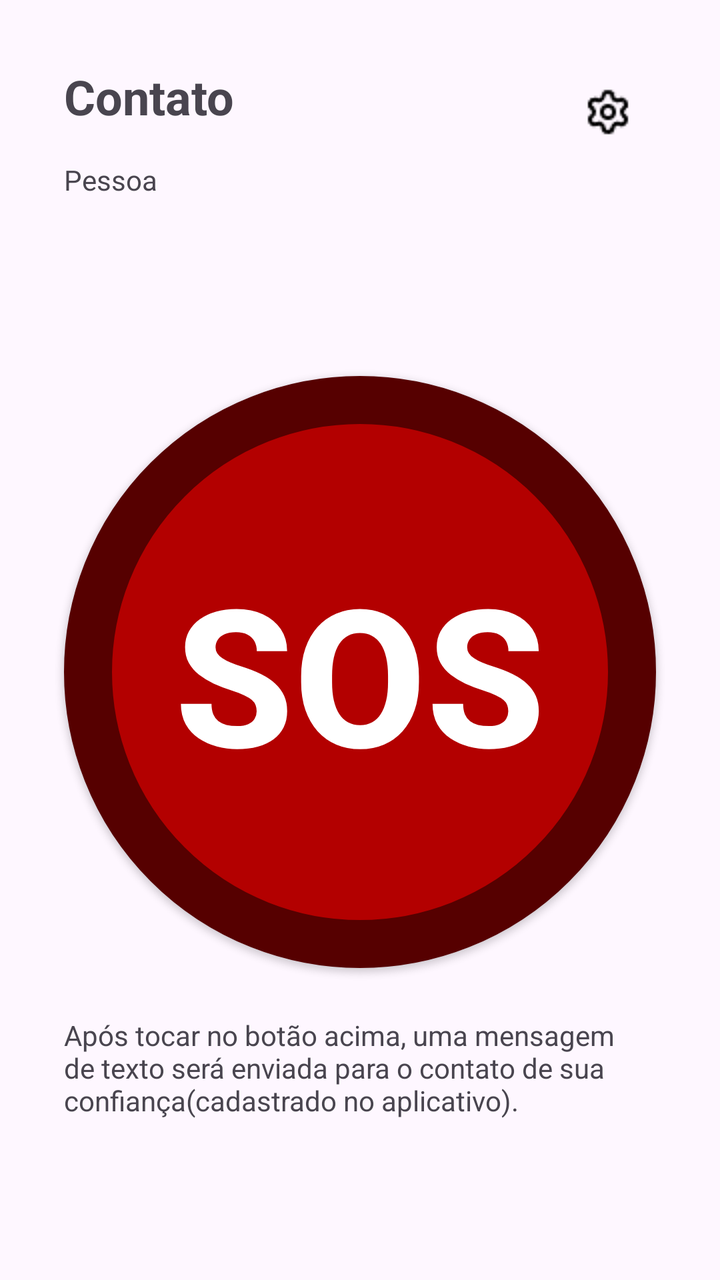
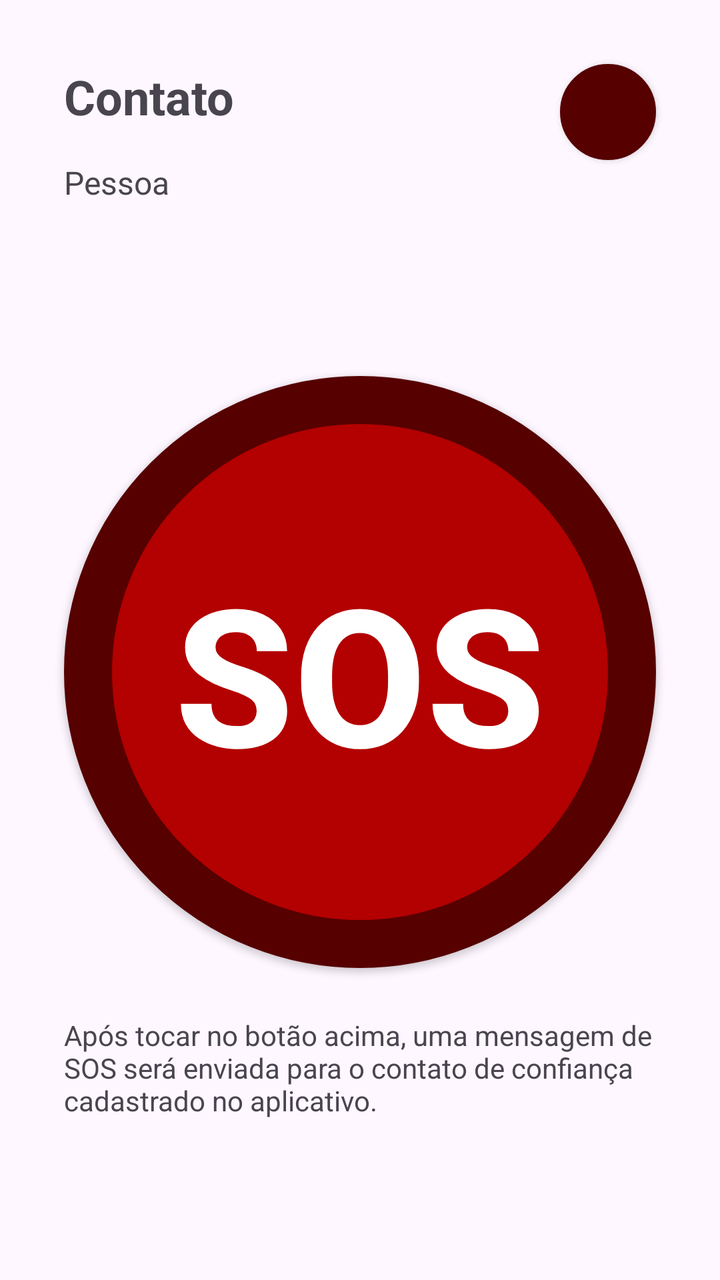

Compare the two renders of this Android layout. The source of the first and the diff that turns it into the second are given below.
<!-- AndroidManifest.xml: application theme Theme.GeoSOS -->
<!-- res/layout/activity_main.xml -->
<?xml version="1.0" encoding="utf-8"?>
<androidx.constraintlayout.widget.ConstraintLayout xmlns:android="http://schemas.android.com/apk/res/android"
    xmlns:app="http://schemas.android.com/apk/res-auto"
    xmlns:tools="http://schemas.android.com/tools"
    android:id="@+id/main"
    android:layout_width="match_parent"
    android:layout_height="match_parent"
    tools:context=".MainActivity">

    <androidx.appcompat.widget.AppCompatButton
        android:id="@+id/buttonSos"
        android:layout_width="0dp"
        android:layout_height="0dp"
        android:layout_marginStart="32dp"
        android:layout_marginTop="32dp"
        android:layout_marginEnd="32dp"
        android:background="@drawable/circle_button"
        android:text="SOS"
        android:textColor="@color/white"
        android:textSize="96sp"
        android:textStyle="bold"
        app:layout_constraintBottom_toBottomOf="parent"
        app:layout_constraintDimensionRatio="1:1"
        app:layout_constraintEnd_toEndOf="parent"
        app:layout_constraintStart_toStartOf="parent"
        app:layout_constraintTop_toTopOf="parent" />

    <TextView
        android:id="@+id/textViewDescription"
        android:layout_width="0dp"
        android:layout_height="wrap_content"
        android:layout_marginStart="32dp"
        android:layout_marginTop="24dp"
        android:layout_marginEnd="32dp"
        android:text="@string/hint_main"
        android:textAlignment="center"
        app:layout_constraintEnd_toEndOf="parent"
        app:layout_constraintStart_toStartOf="parent"
        app:layout_constraintTop_toBottomOf="@+id/buttonSos" />

    <ImageButton
        android:id="@+id/imageButtonSetting"
        android:layout_width="48dp"
        android:layout_height="48dp"
        android:layout_marginTop="32dp"
        android:layout_marginEnd="32dp"
        android:background="@null"
        app:layout_constraintEnd_toEndOf="parent"
        app:layout_constraintTop_toTopOf="parent"
        app:srcCompat="@drawable/settings" />

    <TextView
        android:id="@+id/textViewContact"
        android:layout_width="wrap_content"
        android:layout_height="wrap_content"
        android:layout_marginStart="32dp"
        android:layout_marginTop="32dp"
        android:text="@string/contact"
        android:textSize="24sp"
        android:textStyle="bold"
        app:layout_constraintStart_toStartOf="parent"
        app:layout_constraintTop_toTopOf="parent" />

    <TextView
        android:id="@+id/textViewContactName"
        android:layout_width="wrap_content"
        android:layout_height="wrap_content"
        android:layout_marginStart="32dp"
        android:layout_marginTop="16dp"
        android:text="Pessoa"
        app:layout_constraintStart_toStartOf="parent"
        app:layout_constraintTop_toBottomOf="@+id/textViewContact" />
</androidx.constraintlayout.widget.ConstraintLayout>
<!-- resources referenced by this layout -->
<resources>
  <color name="white">#FFFFFFFF</color>
  <!-- drawable circle_button (drawable) -->
  <?xml version="1.0" encoding="utf-8"?>
  <selector xmlns:android="http://schemas.android.com/apk/res/android">
      <item>
          <shape android:shape="oval">
              <solid android:color="#B30000"/>
              <stroke android:color="#560000" android:width="24dp"/>
          </shape>
      </item>
  </selector>
  <!-- drawable settings: png bitmap (drawable, 641 bytes) -->
  <string name="contact">Contato</string>
  <string name="hint_main">
          Após tocar no botão acima, uma mensagem de texto será
          enviada para o contato de sua confiança(cadastrado no aplicativo).
      </string>
  <style name="Theme.GeoSOS" parent="Base.Theme.GeoSOS" />
  <style name="Base.Theme.GeoSOS" parent="Theme.Material3.DayNight.NoActionBar">
          
          
      </style>
</resources>

<!-- the commit's change to res/layout/activity_main.xml (unified diff, before → after) -->
@@ -15,7 +15,8 @@
         android:layout_marginTop="32dp"
         android:layout_marginEnd="32dp"
         android:background="@drawable/circle_button"
-        android:text="SOS"
+        android:text="@string/sos"
+        android:contentDescription="@string/content_description_button_sos"
         android:textColor="@color/white"
         android:textSize="96sp"
         android:textStyle="bold"
@@ -38,16 +39,16 @@
         app:layout_constraintStart_toStartOf="parent"
         app:layout_constraintTop_toBottomOf="@+id/buttonSos" />
 
-    <ImageButton
+    <androidx.appcompat.widget.AppCompatButton
         android:id="@+id/imageButtonSetting"
         android:layout_width="48dp"
         android:layout_height="48dp"
         android:layout_marginTop="32dp"
         android:layout_marginEnd="32dp"
-        android:background="@null"
+        android:background="@drawable/circle_button"
+        android:contentDescription="@string/content_description_icon_setting"
         app:layout_constraintEnd_toEndOf="parent"
-        app:layout_constraintTop_toTopOf="parent"
-        app:srcCompat="@drawable/settings" />
+        app:layout_constraintTop_toTopOf="parent" />
 
     <TextView
         android:id="@+id/textViewContact"
@@ -67,7 +68,8 @@
         android:layout_height="wrap_content"
         android:layout_marginStart="32dp"
         android:layout_marginTop="16dp"
-        android:text="Pessoa"
+        android:text="@string/people"
+        android:textSize="16sp"
         app:layout_constraintStart_toStartOf="parent"
         app:layout_constraintTop_toBottomOf="@+id/textViewContact" />
 </androidx.constraintlayout.widget.ConstraintLayout>
<!-- resource entries referenced after the edit -->
@@ -11,16 +11,25 @@
           </shape>
       </item>
   </selector>
-  <!-- drawable settings: png bitmap (drawable, 641 bytes) -->
   <string name="contact">Contato</string>
+  <string name="content_description_button_sos">
+          Botão para enviar uma mensagem de SOS ao contato salvo
+      </string>
+  <string name="content_description_icon_setting">
+          Botão de configurações do aplicativo
+      </string>
   <string name="hint_main">
-          Após tocar no botão acima, uma mensagem de texto será
-          enviada para o contato de sua confiança(cadastrado no aplicativo).
+          Após tocar no botão acima, uma mensagem de SOS será enviada
+          para o contato de confiança cadastrado no aplicativo.
       </string>
+  <string name="people">Pessoa</string>
+  <string name="sos">SOS</string>
   <style name="Theme.GeoSOS" parent="Base.Theme.GeoSOS" />
   <style name="Base.Theme.GeoSOS" parent="Theme.Material3.DayNight.NoActionBar">
           
           
+          <item name="colorPrimary">@color/primary</item>
       </style>
+  <color name="primary">#B30000</color>
 </resources>
 
